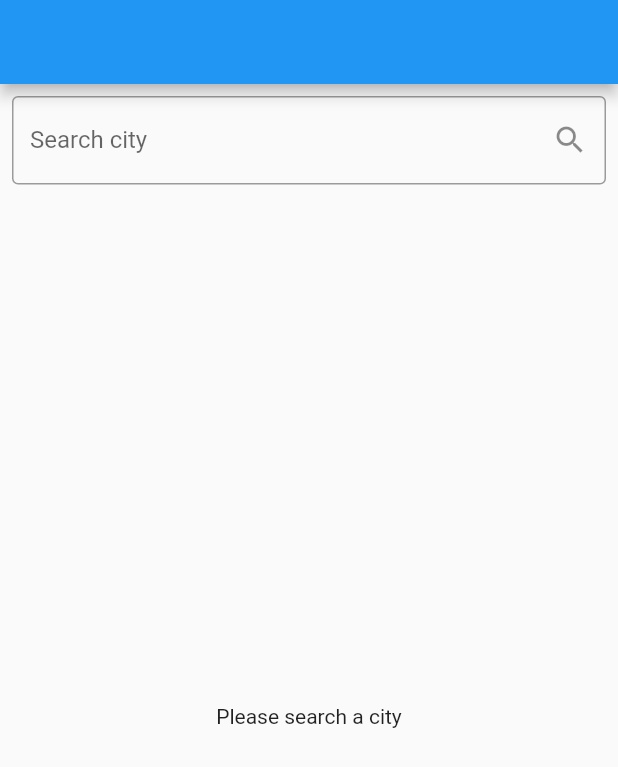
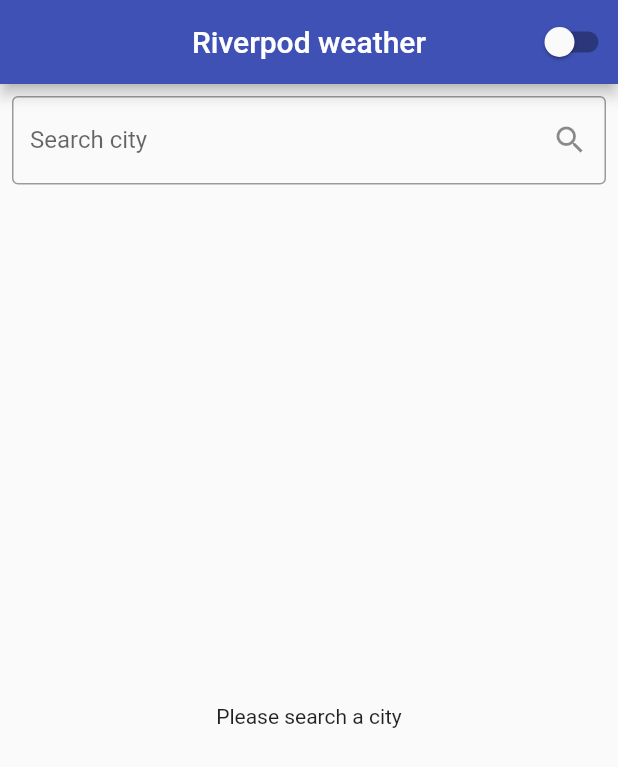
Before and after one commit to rubywai/riverpod_weather, a Flutter app: the screen it shows after launch, on a phone screen of 412 x 824 dp. Shown: the top 767 px of the screen. Run offline on Flutter 3.47's test engine with Material 2 defaults, Android fonts, the phone set to English and light mode, and no system bars; our stand-ins replace cached_network_image, dio, flutter_riverpod, go_router, retrofit; generated files the repository leaves out were written again.

Commit message:
theme update

```diff
--- a/lib/features/search_city/ui/screen/city_search_screen.dart
+++ b/lib/features/search_city/ui/screen/city_search_screen.dart
@@ -3,6 +3,8 @@ import 'package:flutter_riverpod/flutter_riverpod.dart';
 import 'package:riverpod_weather_lesson/features/search_city/providers/city_search_provider.dart';
 import 'package:riverpod_weather_lesson/features/search_city/providers/state/city_search_state.dart';
 import 'package:riverpod_weather_lesson/features/search_city/ui/widget/city_list_widget.dart';
+import 'package:riverpod_weather_lesson/features/theme/provider/theme_provider.dart';
+import 'package:riverpod_weather_lesson/features/theme/provider/theme_state.dart';
 
 import '../../data/model/city_search_result.dart';
 
@@ -23,28 +25,45 @@ class _CitySearchScreenState extends ConsumerState<CitySearchScreen> {
     //read
     final citySearchState = ref.watch(citySearchProvider);
     final provider = ref.read(citySearchProvider.notifier);
+    final weatherTheme = ref.watch(themeProvider);
+    final weatherProvider = ref.read(themeProvider.notifier);
     return Scaffold(
-      appBar: AppBar(),
+      appBar: AppBar(
+        title: const Text('Riverpod weather'),
+        centerTitle: true,
+        actions: [
+          Switch(
+              value: (weatherTheme is DarkTheme),
+              onChanged: (val) {
+                if (!val) {
+                  weatherProvider.changeTheme(LightTheme());
+                } else {
+                  weatherProvider.changeTheme(DarkTheme());
+                }
+              })
+        ],
+      ),
       body: Column(
         children: [
           Padding(
             padding: const EdgeInsets.all(8.0),
             child: TextField(
               controller: _citySearchTextController,
-              decoration:  InputDecoration(
-                  border: const OutlineInputBorder(), labelText: 'Search city',
-                suffixIcon: IconButton(onPressed: (){
-                   String city = _citySearchTextController.text.trim();
-                   if(city.isEmpty){
-                     ScaffoldMessenger.of(context)
-                         .showSnackBar(const SnackBar(content: Text('Please Enter completely')));
-                   }
-                   else{
-                     provider.searchCity(city);
-                   }
-                }, icon: const Icon(Icons.search))
-              ),
-
+              decoration: InputDecoration(
+                  border: const OutlineInputBorder(),
+                  labelText: 'Search city',
+                  suffixIcon: IconButton(
+                      onPressed: () {
+                        String city = _citySearchTextController.text.trim();
+                        if (city.isEmpty) {
+                          ScaffoldMessenger.of(context).showSnackBar(
+                              const SnackBar(
+                                  content: Text('Please Enter completely')));
+                        } else {
+                          provider.searchCity(city);
+                        }
+                      },
+                      icon: const Icon(Icons.search))),
             ),
           ),
           Expanded(child: _citySearchResultWidget(citySearchState))
@@ -61,8 +80,10 @@ class _CitySearchScreenState extends ConsumerState<CitySearchScreen> {
         CitySearchSuccess(
           citySearchResult: CitySearchResult citySearchResult
         ) =>
-         CityList(citySearchResult: citySearchResult,),
-        CitySearchFailed(errorMessage: String error) =>  Text('Error $error')
+          CityList(
+            citySearchResult: citySearchResult,
+          ),
+        CitySearchFailed(errorMessage: String error) => Text('Error $error')
       },
     );
   }
--- /dev/null
+++ b/lib/features/theme/provider/theme_provider.dart
@@ -0,0 +1,20 @@
+import 'package:flutter_riverpod/flutter_riverpod.dart';
+import 'package:riverpod_weather_lesson/features/theme/provider/theme_state.dart';
+
+class ThemeNotifier extends Notifier<WeatherTheme> {
+  final WeatherTheme _weatherTheme = LightTheme();
+
+  @override
+  build() {
+    return _weatherTheme;
+  }
+
+  void changeTheme(WeatherTheme weatherTheme) {
+    state = weatherTheme;
+  }
+}
+
+NotifierProvider<ThemeNotifier, WeatherTheme> themeProvider =
+    NotifierProvider(() {
+  return ThemeNotifier();
+});
--- /dev/null
+++ b/lib/features/theme/provider/theme_state.dart
@@ -0,0 +1,27 @@
+import 'package:flutter/material.dart';
+import 'package:flutter_riverpod/flutter_riverpod.dart';
+
+sealed class WeatherTheme {
+  ThemeData getTheme();
+}
+
+class LightTheme extends WeatherTheme {
+  @override
+  ThemeData getTheme() {
+    return ThemeData.light().copyWith(
+        appBarTheme: const AppBarTheme(backgroundColor: Colors.indigo));
+  }
+}
+
+class DarkTheme extends WeatherTheme {
+  @override
+  ThemeData getTheme() {
+    return ThemeData.dark().copyWith(
+        switchTheme: SwitchThemeData(
+            thumbColor: MaterialStateProperty.resolveWith((value) {
+      return Colors.white;
+    }), trackColor: MaterialStateProperty.resolveWith((value) {
+      return Colors.grey;
+    })));
+  }
+}
--- a/lib/main.dart
+++ b/lib/main.dart
@@ -3,12 +3,14 @@ import 'package:flutter_riverpod/flutter_riverpod.dart';
 import 'package:go_router/go_router.dart';
 import 'package:riverpod_weather_lesson/features/current_weather/ui/screen/current_weather_screen.dart';
 import 'package:riverpod_weather_lesson/features/search_city/ui/screen/city_search_screen.dart';
+import 'package:riverpod_weather_lesson/features/theme/provider/theme_provider.dart';
+import 'package:riverpod_weather_lesson/features/theme/provider/theme_state.dart';
 
 void main() {
   runApp(ProviderScope(child: MyApp()));
 }
 
-class MyApp extends StatelessWidget {
+class MyApp extends ConsumerWidget {
   MyApp({Key? key}) : super(key: key);
   final _router = GoRouter(routes: [
     GoRoute(
@@ -29,9 +31,14 @@ class MyApp extends StatelessWidget {
   ]);
 
   @override
-  Widget build(BuildContext context) {
+  Widget build(BuildContext context, WidgetRef ref) {
+    WeatherTheme weatherTheme = ref.watch(themeProvider);
     return MaterialApp.router(
+      debugShowCheckedModeBanner: false,
+      theme: weatherTheme.getTheme(),
       routerConfig: _router,
     );
   }
+
+
 }
```
Also changed, not shown: lib/features/current_weather/ui/screen/current_weather_screen.dart (+10 -1 lines).
